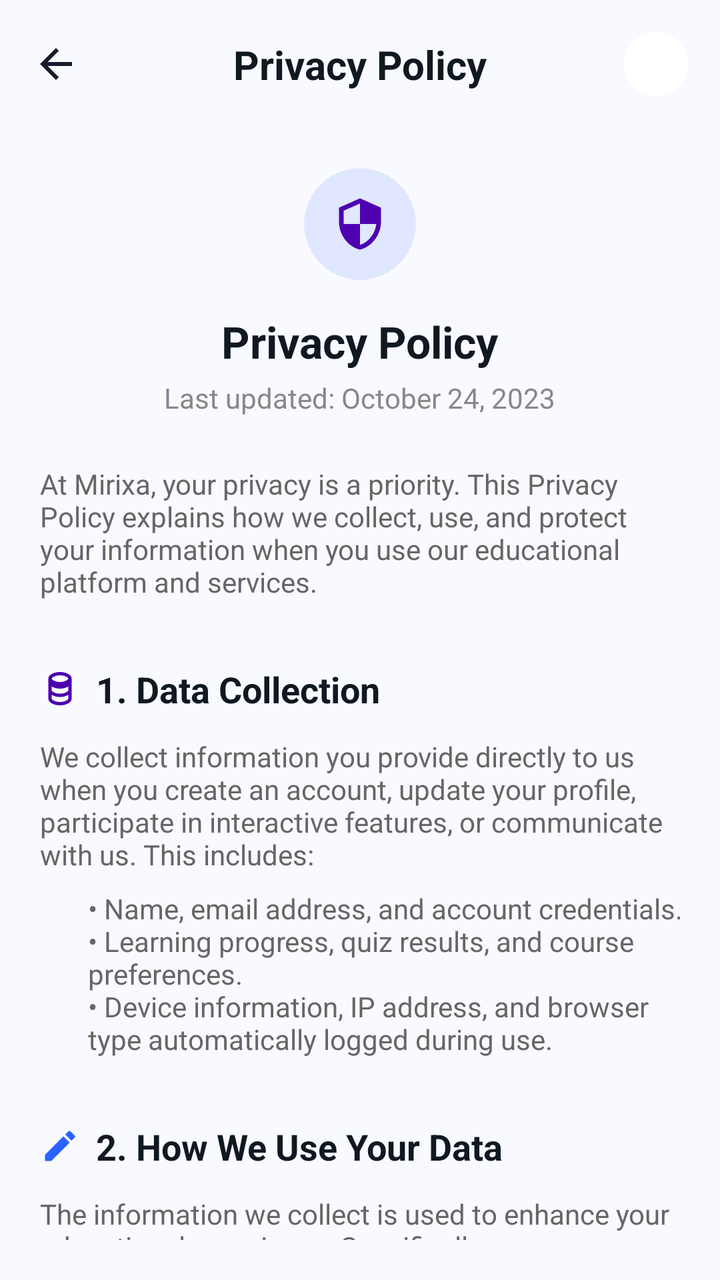
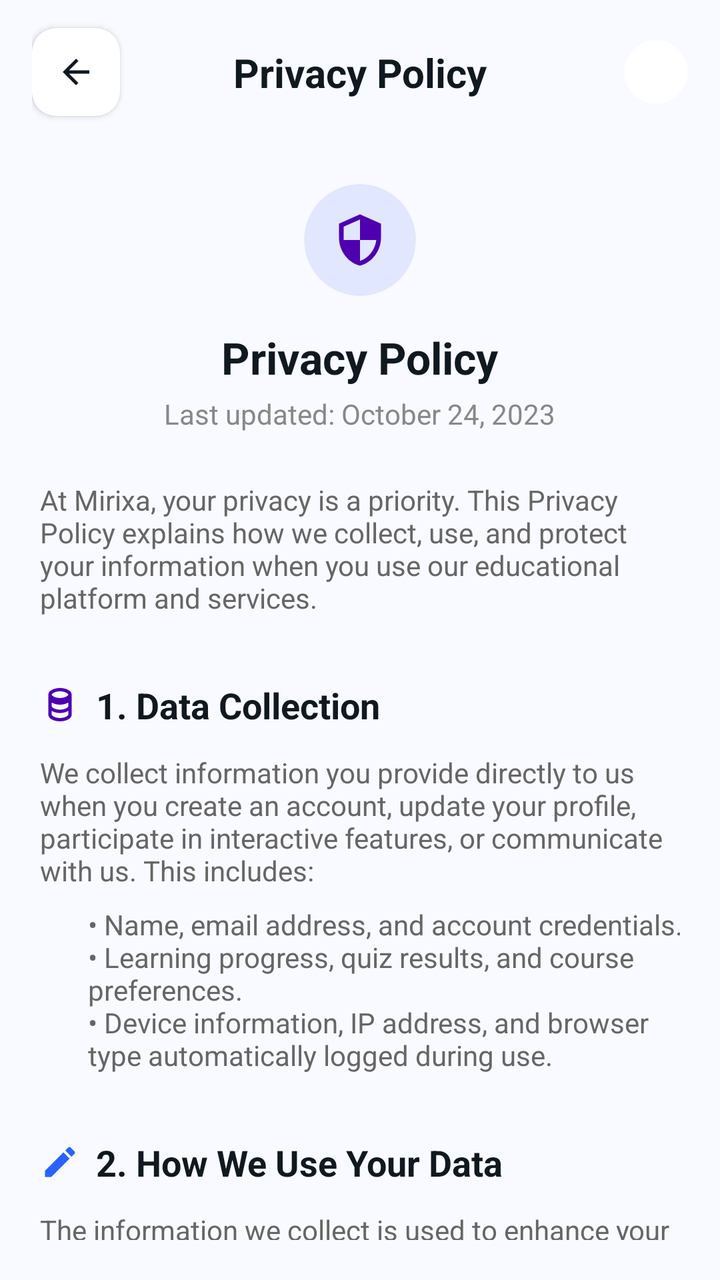

Screens rendered from an Android XML layout before and after an edit, with the pre-edit source and the edit as a unified diff.
<!-- AndroidManifest.xml: application theme Theme.Mirixa -->
<!-- res/layout/activity_privacy_policy.xml -->
<?xml version="1.0" encoding="utf-8"?>
<androidx.constraintlayout.widget.ConstraintLayout xmlns:android="http://schemas.android.com/apk/res/android"
    xmlns:app="http://schemas.android.com/apk/res-auto"
    xmlns:tools="http://schemas.android.com/tools"
    android:layout_width="match_parent"
    android:layout_height="match_parent"
    android:background="@color/bg_light">

    
    <androidx.constraintlayout.widget.ConstraintLayout
        android:id="@+id/top_bar"
        android:layout_width="match_parent"
        android:layout_height="64dp"
        android:paddingHorizontal="16dp"
        app:layout_constraintTop_toTopOf="parent">

        <ImageView
            android:id="@+id/btn_back"
            android:layout_width="24dp"
            android:layout_height="24dp"
            android:src="@drawable/ic_back"
            app:layout_constraintBottom_toBottomOf="parent"
            app:layout_constraintStart_toStartOf="parent"
            app:layout_constraintTop_toTopOf="parent" />

        <TextView
            android:layout_width="wrap_content"
            android:layout_height="wrap_content"
            android:text="Privacy Policy"
            android:textColor="@color/text_dark"
            android:textSize="20sp"
            android:textStyle="bold"
            app:layout_constraintBottom_toBottomOf="parent"
            app:layout_constraintEnd_toEndOf="parent"
            app:layout_constraintStart_toStartOf="parent"
            app:layout_constraintTop_toTopOf="parent" />

        <androidx.cardview.widget.CardView
            android:layout_width="32dp"
            android:layout_height="32dp"
            app:cardCornerRadius="16dp"
            app:cardElevation="0dp"
            app:layout_constraintBottom_toBottomOf="parent"
            app:layout_constraintEnd_toEndOf="parent"
            app:layout_constraintTop_toTopOf="parent"/>
    </androidx.constraintlayout.widget.ConstraintLayout>

    <androidx.core.widget.NestedScrollView
        android:layout_width="match_parent"
        android:layout_height="0dp"
        android:padding="20dp"
        app:layout_constraintBottom_toBottomOf="parent"
        app:layout_constraintTop_toBottomOf="@id/top_bar">

        <LinearLayout
            android:layout_width="match_parent"
            android:layout_height="wrap_content"
            android:gravity="center_horizontal"
            android:orientation="vertical">

            <androidx.cardview.widget.CardView
                android:layout_width="56dp"
                android:layout_height="56dp"
                app:cardBackgroundColor="#E0E7FF"
                app:cardCornerRadius="28dp"
                app:cardElevation="0dp">
                <ImageView
                    android:layout_width="match_parent"
                    android:layout_height="match_parent"
                    android:padding="14dp"
                    android:src="@drawable/ic_shield_privacy" />
            </androidx.cardview.widget.CardView>

            <TextView
                android:layout_width="wrap_content"
                android:layout_height="wrap_content"
                android:layout_marginTop="16dp"
                android:text="Privacy Policy"
                android:textColor="@color/text_dark"
                android:textSize="22sp"
                android:textStyle="bold" />

            <TextView
                android:layout_width="wrap_content"
                android:layout_height="wrap_content"
                android:layout_marginTop="4dp"
                android:text="Last updated: October 24, 2023"
                android:textColor="#888888"
                android:textSize="14sp" />

            <TextView
                android:layout_width="match_parent"
                android:layout_height="wrap_content"
                android:layout_marginTop="24dp"
                android:text="At Mirixa, your privacy is a priority. This Privacy Policy explains how we collect, use, and protect your information when you use our educational platform and services."
                android:textColor="#666666"
                android:textSize="14sp" />

            
            <LinearLayout
                android:layout_width="match_parent"
                android:layout_height="wrap_content"
                android:layout_marginTop="32dp"
                android:gravity="center_vertical"
                android:orientation="horizontal">
                <ImageView
                    android:layout_width="20dp"
                    android:layout_height="20dp"
                    android:src="@drawable/ic_database" />
                <TextView
                    android:layout_width="wrap_content"
                    android:layout_height="wrap_content"
                    android:layout_marginStart="8dp"
                    android:text="1. Data Collection"
                    android:textColor="@color/text_dark"
                    android:textSize="18sp"
                    android:textStyle="bold" />
            </LinearLayout>

            <TextView
                android:layout_width="match_parent"
                android:layout_height="wrap_content"
                android:layout_marginTop="12dp"
                android:text="We collect information you provide directly to us when you create an account, update your profile, participate in interactive features, or communicate with us. This includes:"
                android:textColor="#666666"
                android:textSize="14sp" />

            <TextView
                android:layout_width="match_parent"
                android:layout_height="wrap_content"
                android:layout_marginTop="8dp"
                android:layout_marginStart="16dp"
                android:text="• Name, email address, and account credentials.\n• Learning progress, quiz results, and course preferences.\n• Device information, IP address, and browser type automatically logged during use."
                android:textColor="#666666"
                android:textSize="14sp" />

            
            <LinearLayout
                android:layout_width="match_parent"
                android:layout_height="wrap_content"
                android:layout_marginTop="32dp"
                android:gravity="center_vertical"
                android:orientation="horizontal">
                <ImageView
                    android:layout_width="20dp"
                    android:layout_height="20dp"
                    android:src="@drawable/ic_edit"
                    app:tint="@color/primary_blue" />
                <TextView
                    android:layout_width="wrap_content"
                    android:layout_height="wrap_content"
                    android:layout_marginStart="8dp"
                    android:text="2. How We Use Your Data"
                    android:textColor="@color/text_dark"
                    android:textSize="18sp"
                    android:textStyle="bold" />
            </LinearLayout>

            <TextView
                android:layout_width="match_parent"
                android:layout_height="wrap_content"
                android:layout_marginTop="12dp"
                android:text="The information we collect is used to enhance your educational experience. Specifically, we use your data to:"
                android:textColor="#666666"
                android:textSize="14sp" />

            
            <androidx.cardview.widget.CardView
                android:layout_width="match_parent"
                android:layout_height="wrap_content"
                android:layout_marginTop="16dp"
                app:cardBackgroundColor="#F2F4FF"
                app:cardCornerRadius="12dp"
                app:cardElevation="0dp">
                <LinearLayout
                    android:layout_width="match_parent"
                    android:layout_height="wrap_content"
                    android:gravity="center_vertical"
                    android:orientation="horizontal"
                    android:padding="12dp">
                    <ImageView
                        android:layout_width="20dp"
                        android:layout_height="20dp"
                        android:src="@drawable/ic_sparkle" />
                    <TextView
                        android:layout_width="0dp"
                        android:layout_height="wrap_content"
                        android:layout_marginStart="12dp"
                        android:layout_weight="1"
                        android:text="Personalize course recommendations and learning paths."
                        android:textColor="#666666"
                        android:textSize="13sp" />
                </LinearLayout>
            </androidx.cardview.widget.CardView>

            <androidx.cardview.widget.CardView
                android:layout_width="match_parent"
                android:layout_height="wrap_content"
                android:layout_marginTop="8dp"
                app:cardBackgroundColor="#F2F4FF"
                app:cardCornerRadius="12dp"
                app:cardElevation="0dp">
                <LinearLayout
                    android:layout_width="match_parent"
                    android:layout_height="wrap_content"
                    android:gravity="center_vertical"
                    android:orientation="horizontal"
                    android:padding="12dp">
                    <ImageView
                        android:layout_width="20dp"
                        android:layout_height="20dp"
                        android:src="@drawable/ic_support_privacy" />
                    <TextView
                        android:layout_width="0dp"
                        android:layout_height="wrap_content"
                        android:layout_marginStart="12dp"
                        android:layout_weight="1"
                        android:text="Provide technical support and respond to inquiries."
                        android:textColor="#666666"
                        android:textSize="13sp" />
                </LinearLayout>
            </androidx.cardview.widget.CardView>

            <androidx.cardview.widget.CardView
                android:layout_width="match_parent"
                android:layout_height="wrap_content"
                android:layout_marginTop="8dp"
                app:cardBackgroundColor="#F2F4FF"
                app:cardCornerRadius="12dp"
                app:cardElevation="0dp">
                <LinearLayout
                    android:layout_width="match_parent"
                    android:layout_height="wrap_content"
                    android:gravity="center_vertical"
                    android:orientation="horizontal"
                    android:padding="12dp">
                    <ImageView
                        android:layout_width="20dp"
                        android:layout_height="20dp"
                        android:src="@drawable/ic_security_globe" />
                    <TextView
                        android:layout_width="0dp"
                        android:layout_height="wrap_content"
                        android:layout_marginStart="12dp"
                        android:layout_weight="1"
                        android:text="Maintain security and prevent fraudulent activity."
                        android:textColor="#666666"
                        android:textSize="13sp" />
                </LinearLayout>
            </androidx.cardview.widget.CardView>

            
            <LinearLayout
                android:layout_width="match_parent"
                android:layout_height="wrap_content"
                android:layout_marginTop="32dp"
                android:gravity="center_vertical"
                android:orientation="horizontal">
                <ImageView
                    android:layout_width="20dp"
                    android:layout_height="20dp"
                    android:src="@drawable/ic_hand_rights" />
                <TextView
                    android:layout_width="wrap_content"
                    android:layout_height="wrap_content"
                    android:layout_marginStart="8dp"
                    android:text="3. Your Privacy Rights"
                    android:textColor="@color/text_dark"
                    android:textSize="18sp"
                    android:textStyle="bold" />
            </LinearLayout>

            <TextView
                android:layout_width="match_parent"
                android:layout_height="wrap_content"
                android:layout_marginTop="12dp"
                android:text="Depending on your location, you may have certain rights regarding your personal data:"
                android:textColor="#666666"
                android:textSize="14sp" />

            <TextView
                android:layout_width="match_parent"
                android:layout_height="wrap_content"
                android:layout_marginTop="8dp"
                android:layout_marginStart="16dp"
                android:text="• Access: Request a copy of your personal data.\n• Correction: Update inaccurate or incomplete information.\n• Deletion: Request that we erase your data under certain conditions."
                android:textColor="#666666"
                android:textSize="14sp" />

        </LinearLayout>
    </androidx.core.widget.NestedScrollView>

</androidx.constraintlayout.widget.ConstraintLayout>
<!-- resources referenced by this layout -->
<resources>
  <color name="bg_light">#F9FAFF</color>
  <color name="primary_blue">#2962FF</color>
  <color name="text_dark">#101820</color>
  <!-- drawable ic_back (drawable) -->
  <vector xmlns:android="http://schemas.android.com/apk/res/android"
      android:width="24dp"
      android:height="24dp"
      android:viewportWidth="24"
      android:viewportHeight="24">
    <path
        android:fillColor="#1A1A2E"
        android:pathData="M20,11H7.83l5.59,-5.59L12,4l-8,8 8,8 1.41,-1.41L7.83,13H20v-2z"/>
  </vector>
  <!-- drawable ic_database (drawable) -->
  <vector xmlns:android="http://schemas.android.com/apk/res/android"
      android:width="24dp"
      android:height="24dp"
      android:viewportWidth="24"
      android:viewportHeight="24">
    <path
        android:fillColor="#4E00B1"
        android:pathData="M12,2C8.13,2 5,3.79 5,6v12c0,2.21 3.13,4 7,4s7,-1.79 7,-4V6c0,-2.21 -3.13,-4 -7,-4zm0,2c3.31,0 5,1.57 5,2s-1.69,2 -5,2 -5,-1.57 -5,-2 1.69,-2 5,-2zM7,18v-2.28c1.35,0.77 3.09,1.28 5,1.28s3.65,-0.51 5,-1.28V18c0,0.43 -1.69,2 -5,2s-5,-1.57 -5,-2zm0-5v-2.28c1.35,0.77 3.09,1.28 5,1.28s3.65,-0.51 5,-1.28V13c0,0.43 -1.69,2 -5,2s-5,-1.57 -5,-2z"/>
  </vector>
  <!-- drawable ic_edit (drawable) -->
  <vector xmlns:android="http://schemas.android.com/apk/res/android"
      android:width="24dp"
      android:height="24dp"
      android:viewportWidth="24"
      android:viewportHeight="24">
    <path
        android:fillColor="#1A1A2E"
        android:pathData="M3,17.25V21h3.75L17.81,9.94l-3.75,-3.75L3,17.25zM20.71,7.04c0.39,-0.39 0.39,-1.02 0,-1.41l-2.34,-2.34c-0.39,-0.39 -1.02,-0.39 -1.41,0l-1.83,1.83 3.75,3.75 1.83,-1.83z"/>
  </vector>
  <!-- drawable ic_hand_rights (drawable) -->
  <vector xmlns:android="http://schemas.android.com/apk/res/android"
      android:width="24dp"
      android:height="24dp"
      android:viewportWidth="24"
      android:viewportHeight="24">
    <path
        android:fillColor="#4E00B1"
        android:pathData="M9,21c0,0.55 0.45,1 1,1h4c0.55,0 1,-0.45 1,-1v-1H9v1zm3,-19C8.14,2 5,5.14 5,9c0,2.38 1.19,4.47 3,5.74V17c0,0.55 0.45,1 1,1h6c0.55,0 1,-0.45 1,-1v-2.26c1.81,-1.27 3,-3.36 3,-5.74 0,-3.86 -3.14,-7 -7,-7zm2.85,11.1l-0.85,0.6V16h-4v-2.3l-0.85,-0.6C8.62,12.02 8,10.59 8,9c0-2.21 1.79-4 4-4s4,1.79 4,4c0,1.59-0.62,3.02-1.15,4.1z"/>
  </vector>
  <!-- drawable ic_shield_privacy (drawable) -->
  <vector xmlns:android="http://schemas.android.com/apk/res/android"
      android:width="24dp"
      android:height="24dp"
      android:viewportWidth="24"
      android:viewportHeight="24">
    <path
        android:fillColor="#4E00B1"
        android:pathData="M12,1L3,5v6c0,5.55 3.84,10.74 9,12 5.16,-1.26 9,-6.45 9,-12V5l-9,-4zm0,10.99h7c-0.53,4.12 -3.28,7.79 -7,8.94V12H5V6.3l7,-3.11v8.8z"/>
  </vector>
  <!-- drawable ic_sparkle (drawable) -->
  <vector xmlns:android="http://schemas.android.com/apk/res/android"
      android:width="24dp"
      android:height="24dp"
      android:viewportWidth="24"
      android:viewportHeight="24">
    <path
        android:fillColor="#4E00B1"
        android:pathData="M12,1L9.5,8.5L2,11L9.5,13.5L12,21L14.5,13.5L22,11L14.5,8.5L12,1Z"/>
  </vector>
  <!-- drawable ic_support_privacy (drawable) -->
  <vector xmlns:android="http://schemas.android.com/apk/res/android"
      android:width="24dp"
      android:height="24dp"
      android:viewportWidth="24"
      android:viewportHeight="24">
    <path
        android:fillColor="#4E00B1"
        android:pathData="M12,1c-4.97,0 -9,4.03 -9,9v7c0,1.66 1.34,3 3,3h3v-8H5v-2c0-3.87 3.13-7 7-7s7,3.13 7,7v2h-4v8h3c1.66,0 3-1.34 3-3v-7c0-4.97-4.03-9-9-9z"/>
  </vector>
  <style name="Theme.Mirixa" parent="Base.Theme.Mirixa" />
  <style name="Base.Theme.Mirixa" parent="Theme.Material3.DayNight.NoActionBar">
          
          
      </style>
  <!-- unchanged entries left out for length: 1 -->
</resources>

<!-- the commit's change to res/layout/activity_privacy_policy.xml (unified diff, before → after) -->
@@ -10,18 +10,28 @@
     <androidx.constraintlayout.widget.ConstraintLayout
         android:id="@+id/top_bar"
         android:layout_width="match_parent"
-        android:layout_height="64dp"
+        android:layout_height="72dp"
         android:paddingHorizontal="16dp"
         app:layout_constraintTop_toTopOf="parent">
 
-        <ImageView
+        <com.google.android.material.card.MaterialCardView
             android:id="@+id/btn_back"
-            android:layout_width="24dp"
-            android:layout_height="24dp"
-            android:src="@drawable/ic_back"
+            android:layout_width="44dp"
+            android:layout_height="44dp"
+            app:cardBackgroundColor="@color/white"
+            app:cardCornerRadius="12dp"
+            app:cardElevation="2dp"
+            app:strokeWidth="0dp"
             app:layout_constraintBottom_toBottomOf="parent"
             app:layout_constraintStart_toStartOf="parent"
-            app:layout_constraintTop_toTopOf="parent" />
+            app:layout_constraintTop_toTopOf="parent">
+            <ImageView
+                android:layout_width="match_parent"
+                android:layout_height="match_parent"
+                android:padding="12dp"
+                android:src="@drawable/ic_back"
+                app:tint="@color/text_dark" />
+        </com.google.android.material.card.MaterialCardView>
 
         <TextView
             android:layout_width="wrap_content"
<!-- resource entries referenced after the edit -->
@@ -3,6 +3,7 @@
   <color name="bg_light">#F9FAFF</color>
   <color name="primary_blue">#2962FF</color>
   <color name="text_dark">#101820</color>
+  <color name="white">#FFFFFFFF</color>
   <!-- drawable ic_back (drawable) -->
   <vector xmlns:android="http://schemas.android.com/apk/res/android"
       android:width="24dp"
